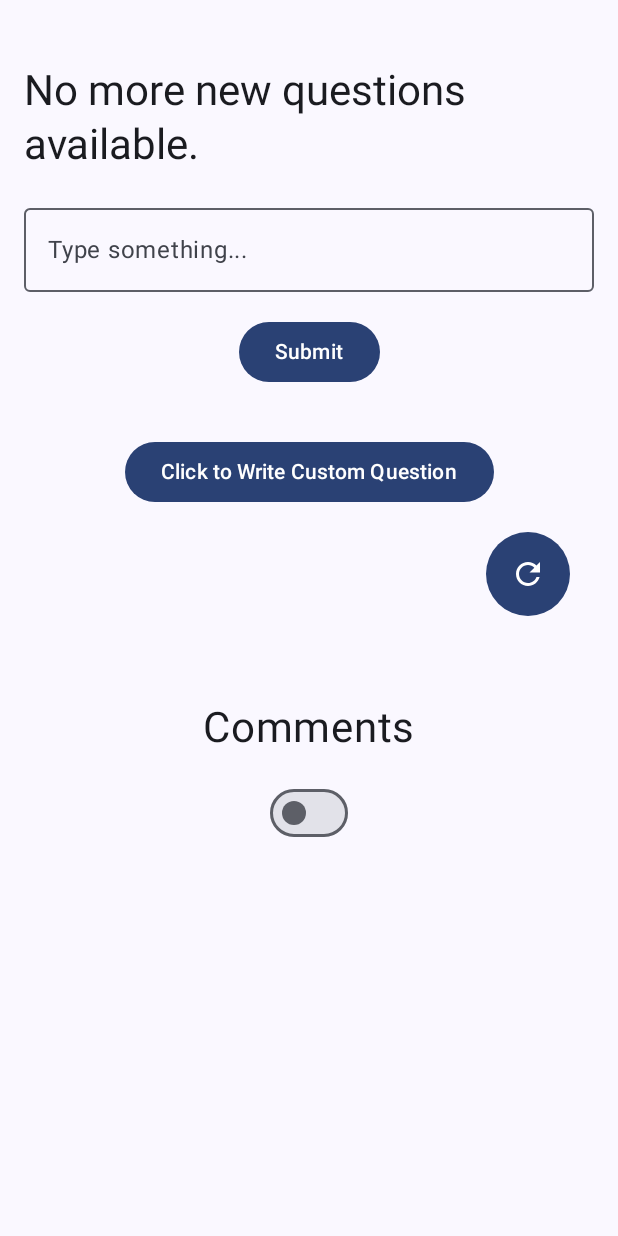
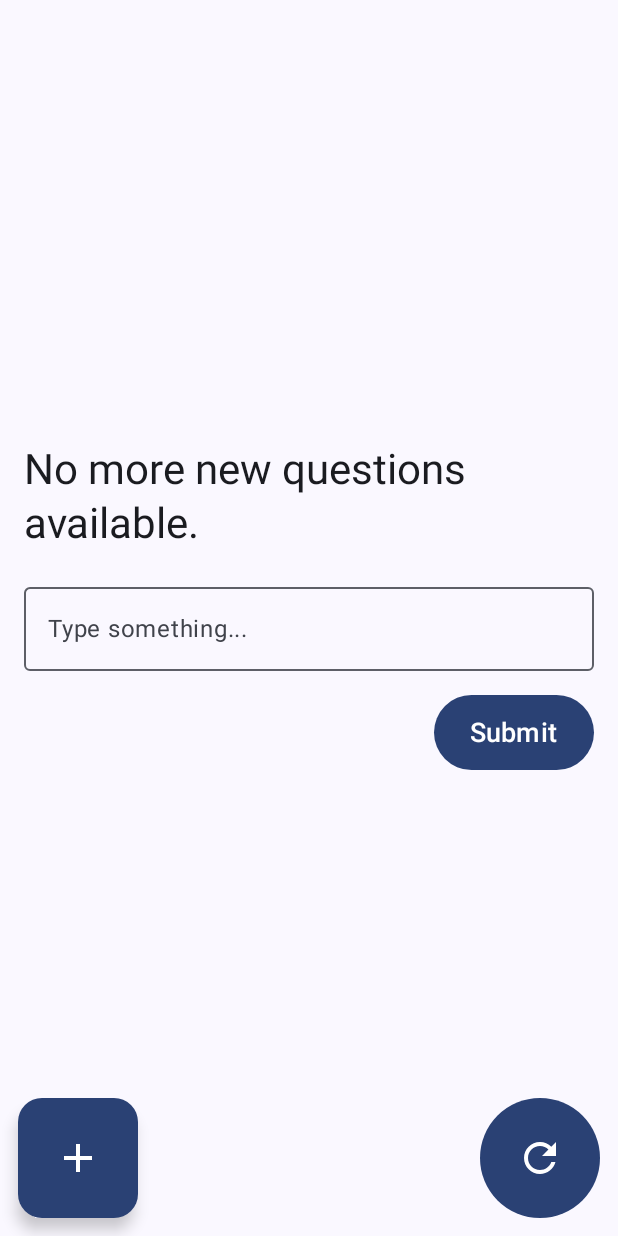
Before and after one commit to danica-grey/QOTD, an Android app built with Jetpack Compose: the screen it shows after launch (MainActivity), on a phone screen of 412 x 824 dp. Run offline under Robolectric (Android 15) with nearby library versions, the phone set to English and light mode, and no system bars; our stand-ins replace Firebase (no records; nobody signed in at launch, a user with empty details on screens opened directly).

Commit message:
refresh button moved to bottom right, new question button moved to bottom left, submit button moved to right

```diff
--- a/app/src/main/java/com/example/qotd/MainActivity.kt
+++ b/app/src/main/java/com/example/qotd/MainActivity.kt
@@ -17,6 +17,7 @@ import androidx.compose.ui.platform.LocalContext
 import androidx.compose.ui.unit.dp
 import android.content.Intent
 import androidx.compose.material.icons.Icons
+import androidx.compose.material.icons.filled.Add
 import androidx.compose.material.icons.filled.Refresh
 import androidx.compose.ui.res.painterResource
 import androidx.compose.ui.unit.dp
@@ -25,6 +26,7 @@ import com.example.qotd.ui.theme.QOTDTheme
 import com.google.firebase.firestore.FirebaseFirestore
 import kotlinx.coroutines.launch
 import kotlinx.coroutines.CoroutineScope
+import androidx.compose.foundation.shape.RoundedCornerShape
 
 class MainActivity : ComponentActivity() {
     override fun onCreate(savedInstanceState: Bundle?) {
@@ -55,9 +57,10 @@ class MainActivity : ComponentActivity() {
                         ) {
                             QuestionAnswerScreen(scope, snackbarHostState)
                         }
-
+                        /* keeping code in case needed later but not calling
                         Greeting() // "Comments"
                         FakeComments() // Now always visible below everything else
+                        */
                     }
                 }
             }
@@ -74,7 +77,7 @@ fun Greeting() {
     )
 }
 
-// fake comments, we can delete these later or now
+// fake comments, we can delete these later once actual comments implemented
 @Composable
 fun FakeComments() {
     var checked by remember { mutableStateOf(false) }
@@ -149,8 +152,14 @@ fun QuestionAnswerScreen(scope: CoroutineScope, snackbarHostState: SnackbarHostS
 
         Spacer(modifier = Modifier.height(16.dp))
 
-        // Submit Button
-        Button(onClick = {
+        // Row for aligning the Submit button to the right
+        Row(
+            modifier = Modifier.fillMaxWidth(),
+            horizontalArrangement = Arrangement.End // Aligns the button to the right
+        ) {
+            // Submit Button with larger size
+            Button(
+                onClick = {
                     if (userAnswer.isBlank()) {
                         scope.launch {
                             snackbarHostState.showSnackbar("Answer cannot be empty.")
@@ -165,21 +174,15 @@ fun QuestionAnswerScreen(scope: CoroutineScope, snackbarHostState: SnackbarHostS
                             message = status // Update the message
                         }
                     }
-        }) {
-            Text("Submit")
+                },
+                modifier = Modifier
+                    .height(50.dp) // Increase button height
+            ) {
+                Text("Submit", fontSize = 18.sp) // Increase font size
+            }
         }
 
         Spacer(modifier = Modifier.height(16.dp))
-
-        Spacer(modifier = Modifier.height(16.dp))
-
-        // Button to open custom question activity
-        Button(onClick = {
-            val intent = Intent(context, ReplaceQuestionActivity::class.java)
-            context.startActivity(intent)
-        }) {
-            Text("Click to Write Custom Question")
-        }
 
         // Display the message if it's not empty
         if (message.isNotEmpty()) {
@@ -193,25 +196,51 @@ fun QuestionAnswerScreen(scope: CoroutineScope, snackbarHostState: SnackbarHostS
                 style = MaterialTheme.typography.bodyLarge
             )
         }
+    }
 
-        // Refresh Button (circular with swirl)
+    // The Refresh Button stays in the bottom-right corner
     Box(
         modifier = Modifier
-                .fillMaxWidth()
-                .padding(16.dp),
-            contentAlignment = Alignment.TopEnd // Puts it in the top-right
+            .fillMaxSize()
+            .padding(12.dp),
+        contentAlignment = Alignment.BottomEnd // Position the button at the bottom-right
     ) {
         FilledIconButton(
             onClick = { fetchQuestion() },
-                modifier = Modifier.size(56.dp), // Adjust the size if needed
+            modifier = Modifier.size(80.dp), // Set the size to 80.dp
             colors = IconButtonDefaults.filledIconButtonColors(containerColor = MaterialTheme.colorScheme.primary)
         ) {
             Icon(
                 imageVector = Icons.Filled.Refresh,
                 contentDescription = "Refresh Question",
+                modifier = Modifier.size(32.dp), // Increase size of the swirl
                 tint = MaterialTheme.colorScheme.onPrimary // Makes the swirl white
             )
         }
+    }
+
+    // The "+" Button stays in the bottom-left corner
+    Box(
+        modifier = Modifier
+            .fillMaxSize()
+            .padding(12.dp),
+        contentAlignment = Alignment.BottomStart // Position the button at the bottom-left
+    ) {
+        FloatingActionButton(
+            onClick = {
+                val intent = Intent(context, ReplaceQuestionActivity::class.java)
+                context.startActivity(intent)
+            },
+            shape = RoundedCornerShape(16.dp), // Rounded square shape
+            modifier = Modifier.size(80.dp), // Set the size to match the refresh button size
+            containerColor = MaterialTheme.colorScheme.primary
+        ) {
+            Icon(
+                imageVector = Icons.Filled.Add, // Plus sign icon
+                contentDescription = "Add Question",
+                modifier = Modifier.size(32.dp), // Increase size of the plus
+                tint = MaterialTheme.colorScheme.onPrimary
+            )
         }
     }
 }
```
Lines whose indentation alone changed are shown as unchanged.
